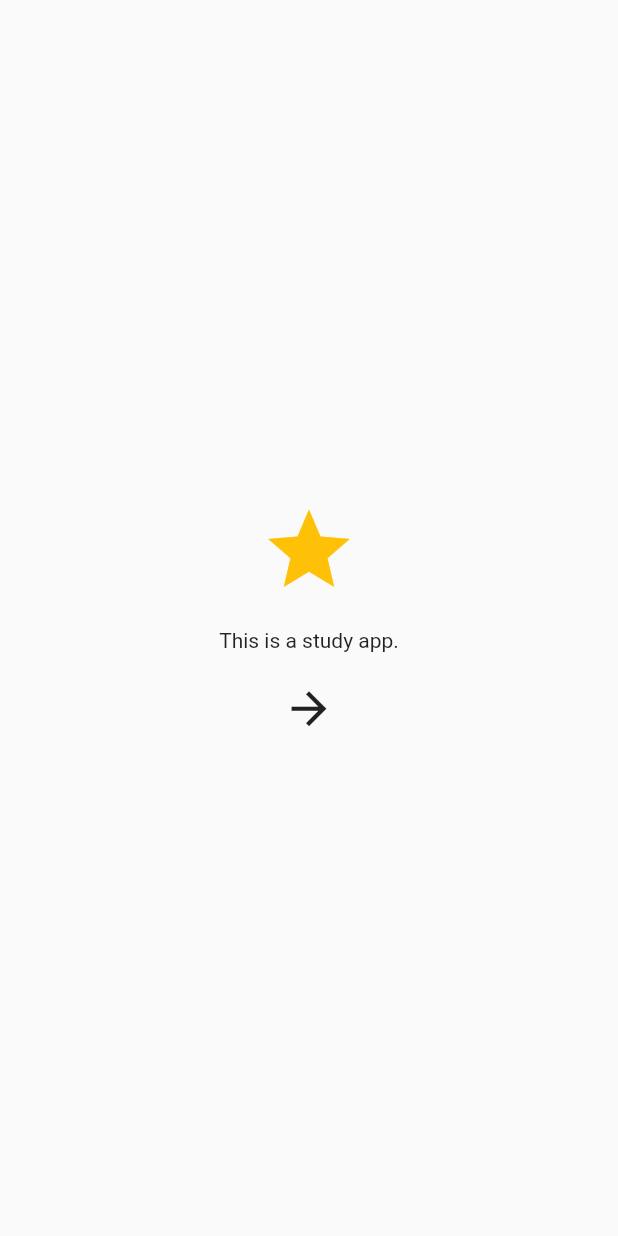
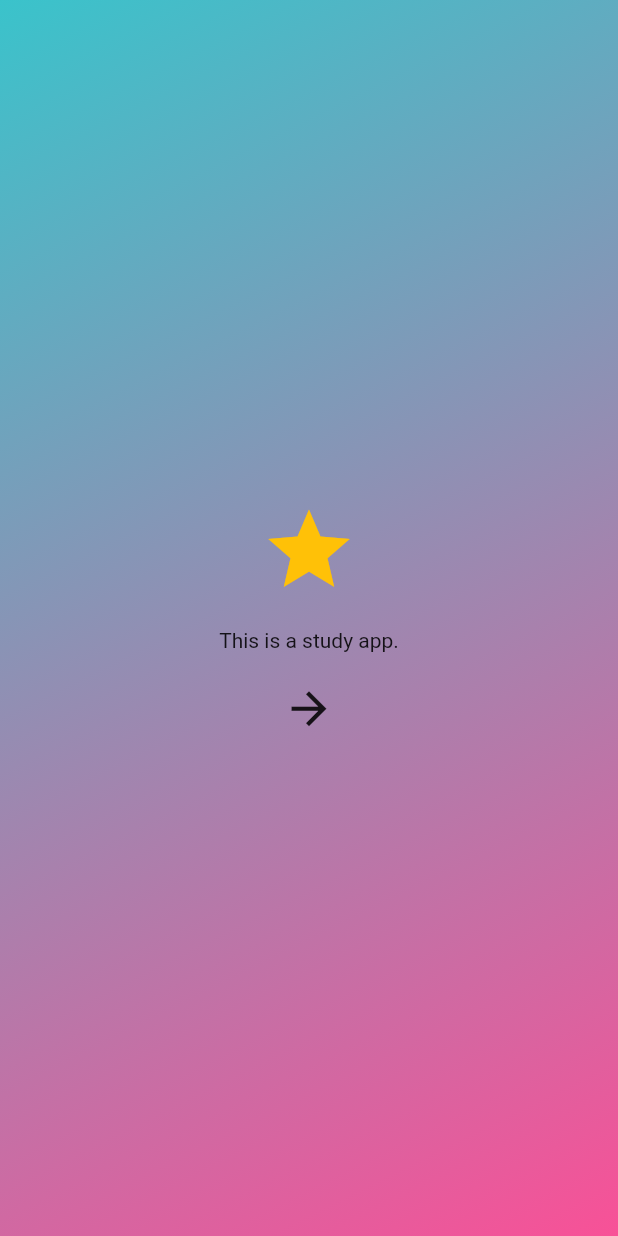
Before and after one commit to jalala-pv/study-app, a Flutter app: the screen it shows after launch, on a phone screen of 412 x 824 dp. Run offline on Flutter 3.47's test engine with Material 2 defaults, Android fonts, the phone set to English and light mode, and no system bars; our stand-ins replace cloud_firestore, firebase_core, gap, get; accounts and stored records are empty; project files that could hold a hidden picture were left out.

Commit message:
light and dark theme

```diff
--- a/study_app/lib/configs/themes/app_dark_theme.dart
+++ b/study_app/lib/configs/themes/app_dark_theme.dart
@@ -0,0 +1,5 @@
+
+import 'package:flutter/material.dart';
+
+const Color primaryDarkColorDark=Color(0xFF3e3c62);
+const Color primaryColorDark=Color(0xFF99ace1);
--- a/study_app/lib/configs/themes/app_light_theme.dart
+++ b/study_app/lib/configs/themes/app_light_theme.dart
@@ -0,0 +1,5 @@
+
+import 'package:flutter/material.dart';
+
+const Color primaryLightColorLight=Color(0xFF3ac3cb);
+const Color primaryColorLight=Color(0xFFf85197);
--- /dev/null
+++ b/study_app/lib/configs/themes/sub_theme_data_mixin.dart
@@ -0,0 +1 @@
+import 'package:flutter/material.dart';
--- a/study_app/lib/main.dart
+++ b/study_app/lib/main.dart
@@ -12,6 +12,7 @@ import 'package:study_app/screens/splash/splash_screen.dart';
 void main() {
   //it waits for all bindings to be done
   WidgetsFlutterBinding.ensureInitialized();
+  //instance of class intialbindings is initialbindings()
   InitialBindings().dependencies();
   runApp(MyApp());
 }
--- a/study_app/lib/screens/introduction/introduction.dart
+++ b/study_app/lib/screens/introduction/introduction.dart
@@ -2,6 +2,7 @@ import 'package:flutter/material.dart';
 import 'package:flutter/src/widgets/framework.dart';
 import 'package:flutter/src/widgets/placeholder.dart';
 import 'package:gap/gap.dart';
+import 'package:study_app/configs/themes/app_colors.dart';
 import 'package:study_app/widgets/app_circle_button.dart';
 import 'package:get/get.dart';
 class AppIntroductionScreen extends StatelessWidget {
@@ -11,6 +12,9 @@ class AppIntroductionScreen extends StatelessWidget {
   Widget build(BuildContext context) {
     return Scaffold(
       body: Container(
+        decoration: BoxDecoration(
+          gradient: mainGradient(context),
+        ),
         alignment: Alignment.center,
         child: Column(
           mainAxisAlignment: MainAxisAlignment.center,
--- a/study_app/lib/screens/splash/splash_screen.dart
+++ b/study_app/lib/screens/splash/splash_screen.dart
@@ -1,5 +1,6 @@
 import 'package:flutter/material.dart';
 import 'package:get/get.dart';
+import 'package:study_app/configs/themes/app_colors.dart';
 
 class SplashScreen extends StatelessWidget {
   const SplashScreen({super.key});
@@ -8,6 +9,10 @@ class SplashScreen extends StatelessWidget {
   Widget build(BuildContext context) {
     return Scaffold(
       body: Container(
+        decoration: BoxDecoration(
+          //calling linear gradient
+          gradient: mainGradient(context),
+        ),
         alignment: Alignment.center,
         child: Image.asset('assets/images/app_splash_logo.png',width: Get.width*0.8,height:Get.height*0.3,),
       ),
--- a/study_app/lib/widgets/app_circle_button.dart
+++ b/study_app/lib/widgets/app_circle_button.dart
@@ -10,6 +10,9 @@ class AppCircleButton extends StatelessWidget {
   @override
   Widget build(BuildContext context) {
     return Material(
+      clipBehavior: Clip.hardEdge,
+      //the bakground circle color of icon changes to transparency
+      type: MaterialType.transparency,
       shape: const CircleBorder(),
       child: InkWell(
         onTap: (){},
--- a/study_app/pubspec.yaml
+++ b/study_app/pubspec.yaml
@@ -35,6 +35,7 @@ dependencies:
     sdk: flutter
   gap: ^2.0.1
   get: ^4.6.5
+  google_fonts: ^4.0.3
 
 dev_dependencies:
   flutter_lints: ^2.0.0
```
Also changed, not shown: study_app/lib/bindings/initial_bindings.dart (+7 -3 lines), study_app/lib/configs/themes/app_colors.dart (added, +19 -0 lines), study_app/lib/configs/themes/ui_parameters.dart (added, +9 -0 lines), study_app/pubspec.lock.
